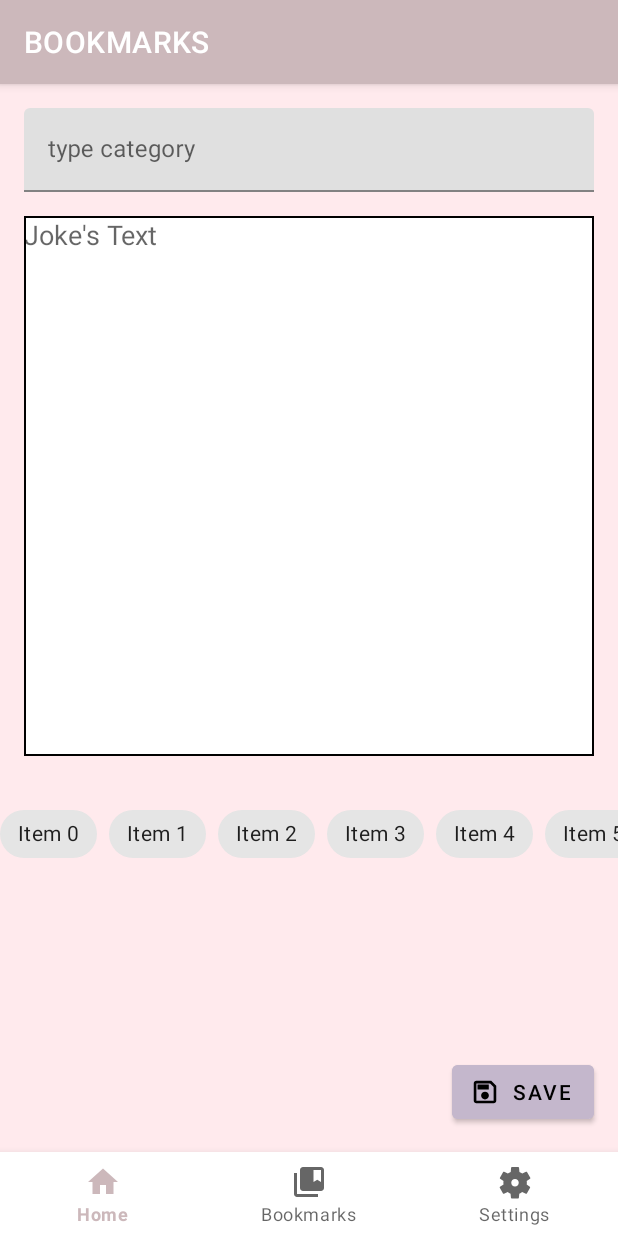
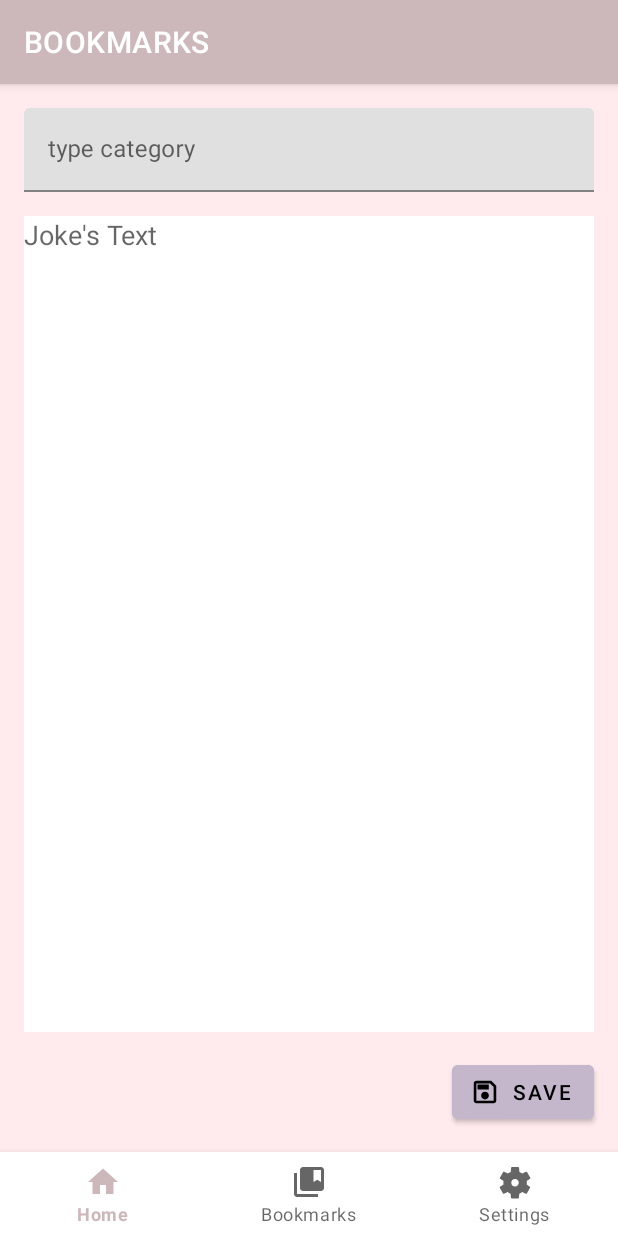
Before and after one commit to DmitryKucherenko/rs.android.final_task, an Android app: the FavouriteListFragment screen opened through its navigation route, after a tap on "Add button", on a phone screen of 412 x 824 dp. Run offline under Robolectric (Android 15) with nearby library versions, the phone set to English and light mode, and no system bars; our stand-ins replace Dagger/Hilt's generated code, navigation-ui, paging; 2 statements that could not run were skipped.

Commit message:
custom view add listener

```diff
--- a/app/src/main/java/com/fatalzero/rsandroidfinal_task/presentation/Fauvorite/AddFragment.kt
+++ b/app/src/main/java/com/fatalzero/rsandroidfinal_task/presentation/Fauvorite/AddFragment.kt
@@ -1,25 +1,20 @@
 package com.fatalzero.rsandroidfinal_task.presentation.Fauvorite
 
-import androidx.lifecycle.ViewModelProvider
+
 import android.os.Bundle
 import android.util.Log
-import androidx.fragment.app.Fragment
 import android.view.LayoutInflater
 import android.view.View
 import android.view.ViewGroup
-import android.widget.ArrayAdapter
-import android.widget.Spinner
+import androidx.fragment.app.Fragment
+import androidx.lifecycle.ViewModelProvider
 import androidx.navigation.NavController
 import androidx.navigation.fragment.findNavController
 import androidx.navigation.fragment.navArgs
 import com.fatalzero.rsandroidfinal_task.App
-import com.fatalzero.rsandroidfinal_task.R
-
-
+import com.fatalzero.rsandroidfinal_task.databinding.AddFragmentBinding
+import com.fatalzero.rsandroidfinal_task.domain.model.Joke
 import com.fatalzero.rsandroidfinal_task.utils.Constants.UNDEFINED_ID
-import com.fatalzero.rsandroidfinal_task.databinding.AddFragmentBinding
-import com.fatalzero.rsandroidfinal_task.domain.model.Filters
-import com.fatalzero.rsandroidfinal_task.domain.model.Joke
 import com.fatalzero.rsandroidfinal_task.utils.GenID
 import com.fatalzero.rsandroidfinal_task.utils.ViewModelFactory
 import javax.inject.Inject
@@ -56,7 +51,7 @@ class AddFragment : Fragment() {
     override fun onViewCreated(view: View, savedInstanceState: Bundle?) {
         super.onViewCreated(view, savedInstanceState)
         navController = findNavController()
-        binding.chipPanel
+
         viewModel.finish.observe(viewLifecycleOwner) {
             if (it) navController.popBackStack()
         }
--- a/app/src/main/java/com/fatalzero/rsandroidfinal_task/presentation/Fauvorite/FavouriteListFragment.kt
+++ b/app/src/main/java/com/fatalzero/rsandroidfinal_task/presentation/Fauvorite/FavouriteListFragment.kt
@@ -23,6 +23,7 @@ import com.fatalzero.rsandroidfinal_task.databinding.FauvoriteJokeListFragmentBi
 import com.fatalzero.rsandroidfinal_task.domain.model.Joke
 import com.fatalzero.rsandroidfinal_task.presentation.Fauvorite.adapter.FJokeAdapter
 import com.fatalzero.rsandroidfinal_task.presentation.Fauvorite.adapter.FauvItemClickListener
+import com.fatalzero.rsandroidfinal_task.presentation.customView.ChipPanel
 import com.fatalzero.rsandroidfinal_task.utils.Constants.UNDEFINED_ID
 import com.fatalzero.rsandroidfinal_task.utils.DebouncingTextWatcher
 import com.fatalzero.rsandroidfinal_task.utils.ViewModelFactory
@@ -43,7 +44,10 @@ class FavouriteListFragment : Fragment() {
         (requireActivity().application as App).appComponent
     }
 
-    private lateinit var chipGroupView: ChipGroup
+    private var chipPanelView:ChipPanel? = null
+
+
+
 
     private var adapter: FJokeAdapter? = null
 
@@ -73,7 +77,7 @@ class FavouriteListFragment : Fragment() {
             searchTextView = searchText
             favoriteRecyclerView = jokeRecyclerView
             addButton = floatingActionButton
-            chipGroupView = binding.chipGroup
+            chipPanelView = binding.chipPanel
         }
 
         favoriteRecyclerView?.layoutManager = LinearLayoutManager(context)
@@ -82,40 +86,14 @@ class FavouriteListFragment : Fragment() {
     }
 
 
-    private fun setChipGroup(chipGroup: ChipGroup?, filters: List<String>) {
-        chipGroup?.removeAllViews()
-        for (i in filters.indices) {
-            val filter = filters[i]
-            val chip = (
-                    layoutInflater
-                        .inflate(R.layout.filter_chip_item, chipGroup, false)) as Chip
-            chip.apply {
-                text = filter
-                id = i
-                if (filter == "Any") isChecked = true
-                setChipListener(this, filter)
-                chipGroup?.addView(this)
-            }
-        }
-    }
+
 
     override fun onResume() {
         super.onResume()
         Log.d("REPO", "SHOW")
     }
 
-    private fun setChipListener(chip: Chip, filter: String) =
-        chip.setOnCheckedChangeListener { _, isChecked ->
-            val checkedFilters = requireNotNull(viewModel.checkedFilters.value)
-            when {
-                filter == "Any" &&
-                        filter !in checkedFilters && isChecked -> viewModel.clearFilter()
-                filter !in checkedFilters && isChecked -> viewModel.addFilter(filter)
-                filter in checkedFilters && !isChecked && filter != "Any" -> viewModel.removeFilter(
-                    filter
-                )
-            }
-        }
+
 
     private fun setupListener() {
 
@@ -127,6 +105,23 @@ class FavouriteListFragment : Fragment() {
             )
 
         }
+
+
+        chipPanelView?.setListener{ chip,filter->
+            chip.setOnCheckedChangeListener { _, isChecked ->
+                val checkedFilters = requireNotNull(viewModel.checkedFilters.value)
+                when {
+                    filter == "Any" &&
+                            filter !in checkedFilters && isChecked -> viewModel.clearFilter()
+                    filter !in checkedFilters && isChecked -> viewModel.addFilter(filter)
+                    filter in checkedFilters && !isChecked && filter != "Any" -> viewModel.removeFilter(
+                        filter
+                    )
+                }
+            }
+
+        }
+
         searchTextView?.addTextChangedListener(
             DebouncingTextWatcher.getWatcher(lifecycleScope) { search(it.toString()) }
         )
@@ -156,29 +151,12 @@ class FavouriteListFragment : Fragment() {
         favoriteRecyclerView?.adapter = adapter
     }
 
-    private fun udateChipGroup(filters: List<String>, chipGroupView: ChipGroup) {
-        if (chipGroupView.size == 0) return
-        val anyChip = chipGroupView[0] as Chip
-        if (filters.contains("Any")) {
-            chipGroupView.clearCheck()
-            anyChip.isChecked = true
-            anyChip.isEnabled = false
-        } else {
-            chipGroupView.forEach {
 
-                val chip = it as Chip
-                if (filters.contains(chip.text)) chip.isChecked = true
-            }
-
-        }
-        anyChip.isChecked = false
-        anyChip.isEnabled = true
-
-    }
 
     override fun onViewCreated(view: View, savedInstanceState: Bundle?) {
         super.onViewCreated(view, savedInstanceState)
         viewModel.clearFilter()
+
         initView()
         setupListener()
 
@@ -188,8 +166,8 @@ class FavouriteListFragment : Fragment() {
         ) { category ->
             val categoryWithAny = category.toMutableList()
             categoryWithAny.add(0, "Any")
-            setChipGroup(chipGroupView, categoryWithAny)
-            viewModel.checkedFilters.value?.let { udateChipGroup(it,chipGroupView) }
+            chipPanelView?.setChipGroup(categoryWithAny)
+            viewModel.checkedFilters.value?.let { chipPanelView?.udateChipGroup(it) }
         }
 
         viewModel.listDbLiveData.observe(
@@ -201,7 +179,7 @@ class FavouriteListFragment : Fragment() {
         }
 
         viewModel.checkedFilters.observe(viewLifecycleOwner) { filters ->
-            udateChipGroup(filters, chipGroupView)
+            chipPanelView?.udateChipGroup(filters,)
         }
 
     }
--- a/app/src/main/java/com/fatalzero/rsandroidfinal_task/presentation/customView/ChipPanel.kt
+++ b/app/src/main/java/com/fatalzero/rsandroidfinal_task/presentation/customView/ChipPanel.kt
@@ -14,6 +14,7 @@ import com.google.android.material.chip.Chip
 import com.google.android.material.chip.ChipGroup
 
 const val ANY=""
+typealias OnChipButtonsActionListener = (chip: Chip, filter: String)-> Unit
 
 class ChipPanel(
     context: Context,
@@ -34,12 +35,14 @@ class ChipPanel(
 
 
     private val binding: ChipPanelBinding
-    private var count: Int = 0
-    private var inflater: LayoutInflater
+    private var layoutInflater: LayoutInflater
+    private var listener: OnChipButtonsActionListener? = null
+    private var chipGroupView: ChipGroup? = null
+
 
     init {
-        inflater = LayoutInflater.from(context)
-        inflater.inflate(R.layout.chip_panel, this, true)
+        layoutInflater = LayoutInflater.from(context)
+        layoutInflater.inflate(R.layout.chip_panel, this, true)
         binding = ChipPanelBinding.bind(this)
         initializeAttributes(attrs, defStyleAttr, defStyleRes)
     }
@@ -48,63 +51,52 @@ class ChipPanel(
         if (attrs == null) return
         val typedArray =
             context.obtainStyledAttributes(attrs, R.styleable.ChipPanel, defStyleAttr, defStyleRes)
-        with(binding) {
-            count = typedArray.getInt(R.styleable.ChipPanel_chipCount, 0)
-            buildChips(count)
-
-        }
+            chipGroupView = binding.chipGroup
         typedArray.recycle()
     }
 
-    private fun buildChips(count: Int) {
-
-        var chipGroup = binding.chipGroup
-        for (i in 0..count) {
-
+    fun setChipGroup( filters: List<String>) {
+        chipGroupView?.removeAllViews()
+        for (i in filters.indices) {
+            val filter = filters[i]
             val chip = (
-                    inflater
-                        .inflate(R.layout.filter_chip_item, chipGroup, false)) as Chip
+                    layoutInflater
+                        .inflate(R.layout.filter_chip_item, chipGroupView, false)) as Chip
             chip.apply {
-                text = "Item $i"
+                text = filter
                 id = i
-
-                chipGroup.addView(this)
+                if (filter == "Any") isChecked = true
+                setChipListener(this, filter)
+                chipGroupView?.addView(this)
             }
         }
     }
 
-    private fun udateChipGroup(filters: List<String>, chipGroupView: ChipGroup) {
-        if (chipGroupView.size == 0) return
-        val anyChip = chipGroupView[0] as Chip
+    fun udateChipGroup(filters: List<String>) {
+        if (chipGroupView?.size == 0) return
+        val anyChip = chipGroupView?.get(0) as Chip
         if (filters.contains("Any")) {
-            chipGroupView.clearCheck()
+            chipGroupView?.clearCheck()
             anyChip.isChecked = true
             anyChip.isEnabled = false
         } else {
-            chipGroupView.forEach {
-
+            chipGroupView?.forEach {
                 val chip = it as Chip
                 if (filters.contains(chip.text)) chip.isChecked = true
             }
-
         }
         anyChip.isChecked = false
         anyChip.isEnabled = true
-        var test: (CompoundButton, Boolean)->Unit
+
 
     }
 
-    private fun setChipListener(chip: Chip, filter: String,checkedListener:(CompoundButton, Boolean)->Unit) =
-        chip.setOnCheckedChangeListener { _, isChecked ->
-            val checkedFilters = requireNotNull(viewModel.checkedFilters.value)
-            when {
-                filter == "Any" &&
-                        filter !in checkedFilters && isChecked -> viewModel.clearFilter()
-                filter !in checkedFilters && isChecked -> viewModel.addFilter(filter)
-                filter in checkedFilters && !isChecked && filter != "Any" -> viewModel.removeFilter(
-                    filter
-                )
-            }
-        }
+    fun setListener(listener:OnChipButtonsActionListener?){
+        this.listener = listener
+    }
+
+   private fun setChipListener(chip: Chip, filter: String) =listener?.invoke(chip,filter)
+
+
 
 }
--- a/app/src/main/res/layout/add_fragment.xml
+++ b/app/src/main/res/layout/add_fragment.xml
@@ -15,15 +15,14 @@
         android:layout_height="0dp"
         android:layout_marginHorizontal="16dp"
         android:layout_marginTop="16dp"
-
-        android:layout_marginBottom="200dp"
-        android:background="@drawable/back"
+        android:layout_marginBottom="16dp"
         android:ems="10"
         android:gravity="start|top"
         android:hint="@string/joke_s_text"
-
         android:inputType="textMultiLine"
         android:lines="10"
+        android:textColor="@color/black"
+        android:background="?attr/colorSecondaryVariant"
         app:layout_constraintBottom_toTopOf="@+id/save_button"
         app:layout_constraintEnd_toEndOf="parent"
         app:layout_constraintHorizontal_bias="1.0"
@@ -46,10 +45,7 @@
         <com.google.android.material.textfield.TextInputEditText
             android:id="@+id/editCategory"
             android:layout_width="match_parent"
-
-            android:layout_height="wrap_content"
-
-            />
+            android:layout_height="wrap_content" />
 
     </com.google.android.material.textfield.TextInputLayout>
 
@@ -61,17 +57,8 @@
         android:layout_height="wrap_content"
         android:layout_marginBottom="16dp"
         android:backgroundTint="?colorSecondary"
-        android:text="Save"
+        android:text="@string/save"
         app:icon="@drawable/ic_save_fill0_wght400_grad0_opsz20"
         app:layout_constraintBottom_toBottomOf="parent"
         app:layout_constraintEnd_toEndOf="@+id/JokeTextMultiLine" />
-
-    <com.fatalzero.rsandroidfinal_task.presentation.customView.ChipPanel
-        android:id="@+id/chip_panel"
-        android:layout_width="match_parent"
-        android:layout_height="55dp"
-        android:layout_marginTop="28dp"
-        app:chipCount="5"
-        app:layout_constraintTop_toBottomOf="@+id/JokeTextMultiLine"
-        tools:layout_editor_absoluteX="0dp" />
 </androidx.constraintlayout.widget.ConstraintLayout>
--- a/app/src/main/res/layout/chip_panel.xml
+++ b/app/src/main/res/layout/chip_panel.xml
@@ -1,18 +1,17 @@
 <?xml version="1.0" encoding="utf-8"?>
-<merge
-    xmlns:android="http://schemas.android.com/apk/res/android"
+<merge xmlns:android="http://schemas.android.com/apk/res/android"
     xmlns:app="http://schemas.android.com/apk/res-auto"
     xmlns:tools="http://schemas.android.com/tools"
+    android:id="@+id/chip_panel"
     android:layout_width="match_parent"
     android:layout_height="wrap_content"
-    tools:parentTag="androidx.constraintlayout.widget.ConstraintLayout"
-    >
+    tools:parentTag="HorizontalScrollView">
 
     <com.google.android.material.chip.ChipGroup
         android:id="@+id/chip_group"
         android:layout_width="0dp"
         android:layout_height="50dp"
         app:selectionRequired="true"
-        app:singleLine="true"/>
+        app:singleLine="true" />
 
 </merge>
--- a/app/src/main/res/values/strings.xml
+++ b/app/src/main/res/values/strings.xml
@@ -39,6 +39,7 @@
     <string name="joke_s_text">Joke\'s Text</string>
     <string name="joke_s_category">Joke\'s Category</string>
     <string name="type_category">type category</string>
+    <string name="save">Save</string>
 
     <string-array name="filters_array">
         <item>@string/any_filter</item>
```
Also changed, not shown: app/src/main/res/layout/fauvorite_joke_list_fragment.xml (+8 -18 lines).
